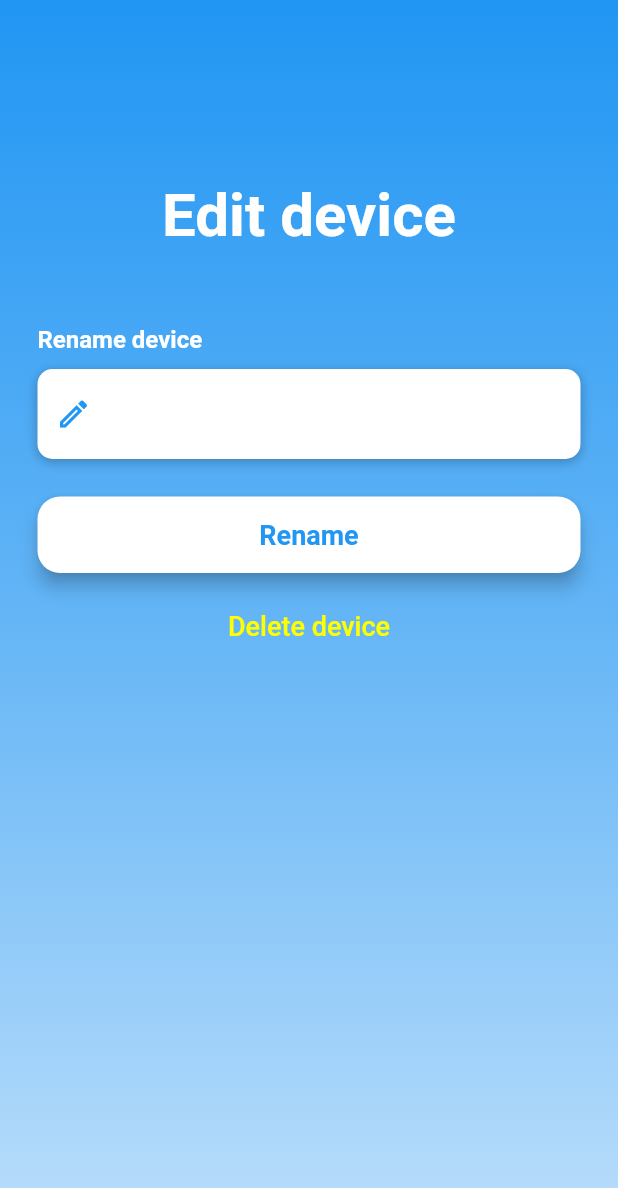
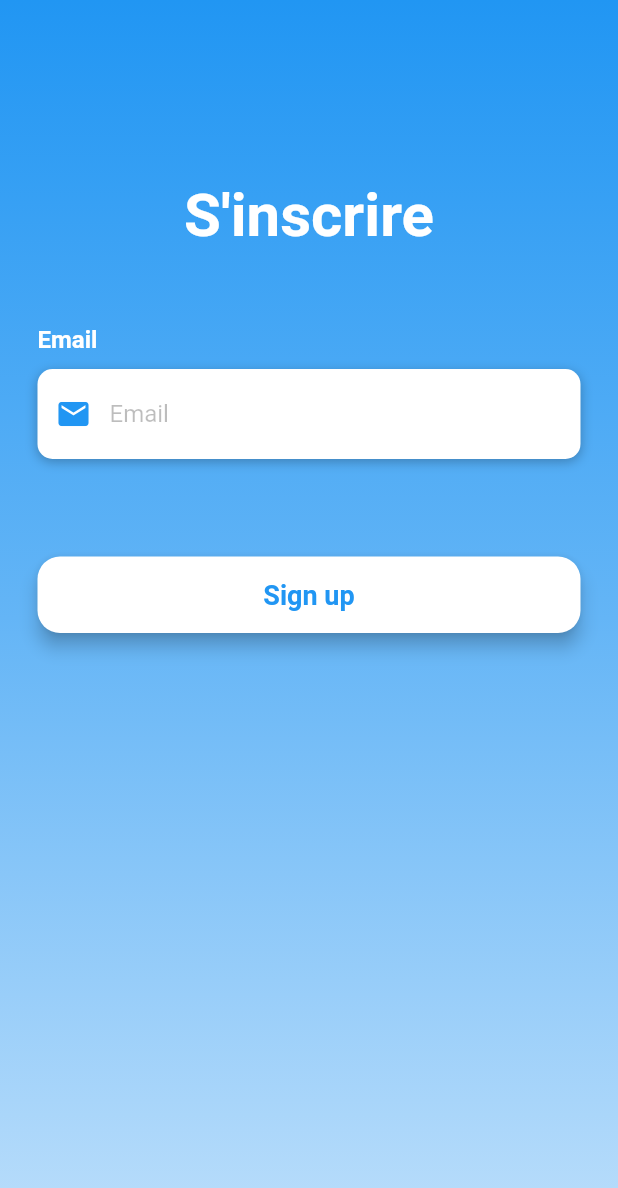
Before and after one commit to flo2517/PcController, a Flutter app: the editDevice screen opened directly with empty values, on a phone screen of 412 x 824 dp. Shown: the top 1188 px of the screen. Run offline on Flutter 3.47's test engine with Material 2 defaults, Android fonts, the phone set to English and light mode, and no system bars; our stand-ins replace shared_preferences; accounts and stored records are empty.

```diff
--- a/flutter_app/lib/information.dart
+++ b/flutter_app/lib/information.dart
@@ -16,6 +16,9 @@
    var computerId;
    String? computerName;
 
+   void setToken(token){
+      this.token = token;
+   }
 
    void setToken(token){
       this.token = token;
--- a/flutter_app/lib/main.dart
+++ b/flutter_app/lib/main.dart
@@ -16,8 +16,8 @@
 }
 
 class MyApp extends StatelessWidget {
-  // final String url  ="http://192.168.0.232:8080";
-  final String url = "http://local.thrallweb.fr:8080";
+  // final String url  ="http://192.168.82.35:8080";
+  final String url = "http://pandapp.thrallweb.fr";
   information infos = information();
 
   MyApp({Key? key}) {
--- a/flutter_app/lib/pages/control_page.dart
+++ b/flutter_app/lib/pages/control_page.dart
@@ -163,12 +163,8 @@
               child: Column(
                 mainAxisAlignment: MainAxisAlignment.start,
                 children: [
-                  SizedBox(height: 20.0),
-                  Text('Device : '+widget.infos.computerName!, style: TextStyle(fontSize: 20,
-                      color: Colors.white)),
                   SizedBox(
                     height: 100,
-
 
                     ///volume
                     child: Row(
--- a/flutter_app/lib/pages/edit_device.dart
+++ b/flutter_app/lib/pages/edit_device.dart
@@ -1,6 +1,5 @@
 // ignore_for_file: prefer_const_literals_to_create_immutables, prefer_const_constructors
 
-import 'dart:convert';
 import 'dart:developer';
 
 import 'package:flutter/material.dart';
@@ -19,7 +18,6 @@
     Key? key,
     required this.url,
     required this.infos
-
   }) : super(key: key);
 
   @override
@@ -28,76 +26,33 @@
 
 class _editDevice extends State<editDevice> {
 
-  TextEditingController _Name = TextEditingController();
+  TextEditingController _emailCo = TextEditingController();
+  TextEditingController _pswdCo = TextEditingController();
+  //TextEditingController _username = TextEditingController();
 
-  @override
-  void initState() {
-    _Name.text= widget.infos.computerName!;
+  void signInRequest() async {
+    var response = await post(Uri.parse(widget.url+"/register"), body: {
+      "email": _emailCo.text,
+
+      "password": _pswdCo.text
+    });
+    log(widget.url);
+    log(response.statusCode.toString());
+    log(response.body);
+    if(response.statusCode ==200){
+      showAlertDialog(context, "Success\nA validation email was send, click the link then login to continue","Sign up",sign: true);
+
+    }
+
 
   }
 
-  //TextEditingController _username = TextEditingController();
-
-  /// i = 1 => rename
-  /// i= 2 => delete
-  void Request(int i) async {
-    var response;
-    switch(i){
-      case 1 :
-         response = await post(Uri.parse(widget.url+"/device/update"),  headers: {"x-access-token": widget.infos.token}, body: {
-          "uuid": widget.infos.computerId,
-          "name": _Name.text
-        });
-        log( widget.infos.computerId);
-        if(response.statusCode == 200){
-          showAlertDialog(context, "Succes","Rename",sign: true, rename: true);
-
-
-        }
-        log(response.statusCode.toString());
-        log(response.body);
-
-        break;
-      case 2 :
-        response = await post(Uri.parse(widget.url+"/device/delete"),  headers: {"x-access-token": widget.infos.token}, body: {
-          "uuid": widget.infos.computerId,
-        });
-        if(response.statusCode == 200){
-          showAlertDialog(context, "Succes","Delete",sign: true, rename: true);
-        }
-
-        break;
-      default :
-        break;
-    }
-
-    // log(widget.url);
-    // log(response.statusCode.toString());
-    log(response.body);
-    //
-    if(response.statusCode != 200){
-      snackBarMessage(jsonDecode(response.body)["message"]);
-    }
-
-
-
-  }
-  void snackBarMessage(String msg){
-    ScaffoldMessenger.of(context).showSnackBar(SnackBar(
-      content:  Text(msg),
-      duration: const Duration(seconds: 5),
-      // action: SnackBarAction(
-      //   label: 'ACTION',
-      //   onPressed: () { },
-      // ),
-    ));
-  }
-  Widget buildRename() {
+  Widget buildEmail() {
     return Column(
       crossAxisAlignment: CrossAxisAlignment.start,
       children: <Widget>[
         Text(
-          'Rename device',
+          'Email',
           style: TextStyle(
               color: Colors.white, fontSize: 16, fontWeight: FontWeight.bold),
         ),
@@ -113,13 +68,14 @@
               ]),
           height: 60,
           child: TextField(
-            controller: _Name,
+            controller: _emailCo,
             keyboardType: TextInputType.emailAddress,
             style: TextStyle(color: Colors.black87),
             decoration: InputDecoration(
                 border: InputBorder.none,
                 contentPadding: EdgeInsets.only(top: 14),
-                prefixIcon: Icon(Icons.edit_outlined, color: Colors.blue),
+                prefixIcon: Icon(Icons.email, color: Colors.blue),
+                hintText: 'Email',
                 hintStyle: TextStyle(color: Colors.black26)),
           ),
         )
@@ -127,28 +83,108 @@
     );
   }
   //
-  Widget buildRenameBtn() {
+  // Widget buildUsername() {
+  //   return Column(
+  //     crossAxisAlignment: CrossAxisAlignment.start,
+  //     children: <Widget>[
+  //       Text(
+  //         'Pseudo',
+  //         style: TextStyle(
+  //             color: Colors.white, fontSize: 16, fontWeight: FontWeight.bold),
+  //       ),
+  //       SizedBox(height: 10),
+  //       Container(
+  //         alignment: Alignment.centerLeft,
+  //         decoration: BoxDecoration(
+  //             color: Colors.white,
+  //             borderRadius: BorderRadius.circular(10),
+  //             boxShadow: [
+  //               BoxShadow(
+  //                   color: Colors.black26, blurRadius: 6, offset: Offset(0, 2))
+  //             ]),
+  //         height: 60,
+  //         child: TextField(
+  //           controller: _username,
+  //           keyboardType: TextInputType.text,
+  //           style: TextStyle(color: Colors.black87),
+  //           decoration: InputDecoration(
+  //               border: InputBorder.none,
+  //               contentPadding: EdgeInsets.only(top: 14),
+  //               prefixIcon: Icon(Icons.person, color: Colors.blue),
+  //               hintText: 'Pseudo',
+  //               hintStyle: TextStyle(color: Colors.black26)),
+  //         ),
+  //       )
+  //     ],
+  //   );
+  // }
+
+
+
+  // Widget buildForgotPassBtn() {
+  //   return Container(
+  //     alignment: Alignment.centerRight,
+  //     child: FlatButton(
+  //       onPressed: () => {},
+  //       padding: EdgeInsets.only(right: 0),
+  //       child: Text(
+  //         'Mot de passe oublié ?',
+  //         style: TextStyle(color: Colors.white, fontWeight: FontWeight.bold),
+  //       ),
+  //     ),
+  //   );
+  // }
+
+  // Widget buildRemember() {
+  //   return Container(
+  //     height: 20,
+  //     child: Row(
+  //       children: <Widget>[
+  //         Theme(
+  //             data: ThemeData(unselectedWidgetColor: Colors.white),
+  //             child: Checkbox(
+  //               value: isRememberMe,
+  //               checkColor: Colors.blue,
+  //               activeColor: Colors.white,
+  //               onChanged: (value) {
+  //                 setState(() {
+  //                   isRememberMe = value!;
+  //                 });
+  //               },
+  //             )),
+  //         Text(
+  //           'Se souvenir de moi',
+  //           style: TextStyle(
+  //             color: Colors.white,
+  //             fontWeight: FontWeight.bold,
+  //           ),
+  //         )
+  //       ],
+  //     ),
+  //   );
+  // }
+
+  Widget buildSignUpBtn() {
     return Container(
       padding: EdgeInsets.symmetric(vertical: 25),
       width: double.infinity,
       child: RaisedButton(
         elevation: 5,
         onPressed: () => {
-          // // Navigator.of(context).(MaterialPageRoute(
-          // //     builder: (context)=>Remote()
-          // // ))
-          // print(_Name.text + " " + _pswdCo.text ),
-          // if(EmailValidator.Validate(_Name.text,context) && PasswordValidator.Validate(_pswdCo.text, context)){
-          //   signInRequest()
-          // }
-          // //Navigator.push(context, MaterialPageRoute(builder: (context)=> Remote()))
-          Request(1)
+          // Navigator.of(context).(MaterialPageRoute(
+          //     builder: (context)=>Remote()
+          // ))
+          print(_emailCo.text + " " + _pswdCo.text ),
+          if(EmailValidator.Validate(_emailCo.text,context) && PasswordValidator.Validate(_pswdCo.text, context)){
+            signInRequest()
+          }
+          //Navigator.push(context, MaterialPageRoute(builder: (context)=> Remote()))
         },
         padding: EdgeInsets.all(15),
         shape: RoundedRectangleBorder(borderRadius: BorderRadius.circular(15)),
         color: Colors.white,
         child: Text(
-          'Rename',
+          'Sign up',
           style: TextStyle(
               color: Colors.blue, fontSize: 18, fontWeight: FontWeight.bold),
         ),
@@ -156,20 +192,27 @@
     );
   }
 
-  Widget buildDeleteBtn() {
-    return GestureDetector(
-      onTap: () => {
-Request(2)
-      },
-      child: RichText(
-          text: TextSpan(
-              text: "Delete device",
-              style: TextStyle(
-                  color: Colors.yellowAccent,
-                  fontSize: 18,
-                  fontWeight: FontWeight.w500))),
-    );
-  }
+  // Widget buildSignupBtn() {
+  //   return GestureDetector(
+  //     onTap: () => {
+  //       Navigator.push(
+  //           context, MaterialPageRoute(builder: (context) => signIn()))
+  //     },
+  //     child: RichText(
+  //         text: TextSpan(children: [
+  //       TextSpan(
+  //           text: "Pas de compte ? ",
+  //           style: TextStyle(
+  //               color: Colors.white,
+  //               fontSize: 18,
+  //               fontWeight: FontWeight.w500)),
+  //       TextSpan(
+  //           text: 'S\'inscrire',
+  //           style: TextStyle(
+  //               color: Colors.white, fontSize: 18, fontWeight: FontWeight.bold))
+  //     ])),
+  //   );
+  // }
 
   @override
   Widget build(BuildContext context) {
@@ -197,22 +240,25 @@
                     mainAxisAlignment: MainAxisAlignment.center,
                     children: <Widget>[
                       Text(
-                        "Edit device",
+                        "S'inscrire",
                         style: TextStyle(
                             color: Colors.white,
                             fontSize: 40,
                             fontWeight: FontWeight.bold),
                       ),
                       SizedBox(height: 50),
-                      buildRename(),
+                      buildEmail(),
+                      SizedBox(height: 20),
                       // buildUsername(),
                       // SizedBox(height: 20),
 
 
+                      SizedBox(height: 20),
+
                       // buildForgotPassBtn(),
                       // buildRemember(),
-                      buildRenameBtn(),
-                      buildDeleteBtn()
+                      buildSignUpBtn()
+                      //buildSignupBtn()
                     ],
                   ),
                 ),
```
Also changed, not shown: flutter_app/lib/pages/computer_chose.dart (+41 -32 lines), flutter_app/lib/pages/forget_password.dart (+29 -2 lines), flutter_app/lib/pages/login_page.dart (+8 -0 lines), flutter_app/pubspec.lock.
